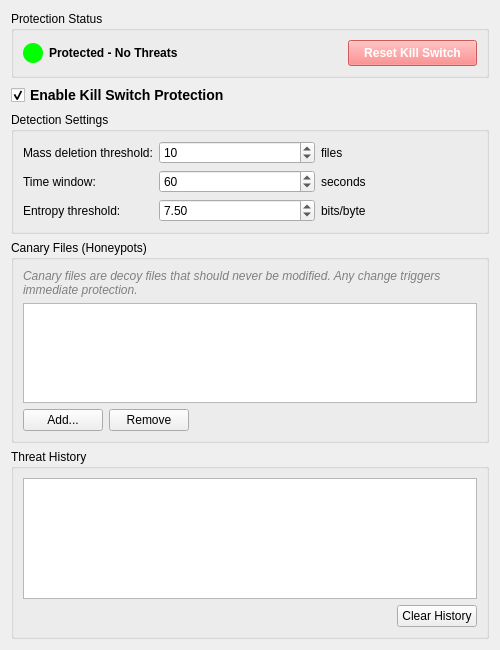
The window that src/gui/killswitch/killswitchsettings.ui (jlacerte/nextcloud-sentinel) describes before a commit, drawn with Qt 5.
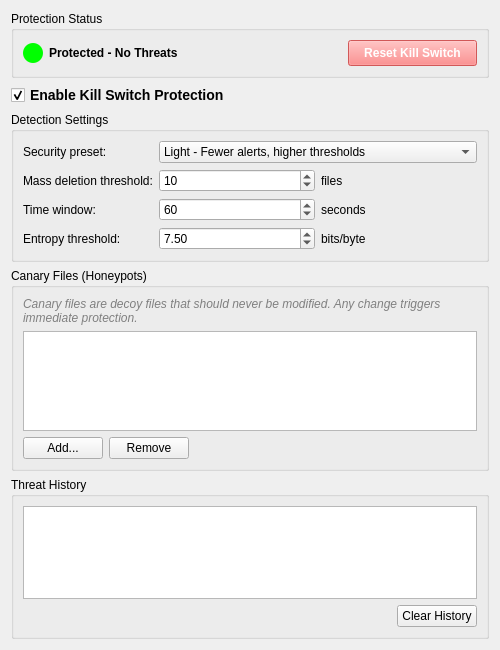
The same window after the commit.

Commit message:
feat(ui): Add configuration presets to Kill Switch settings
Add preset selection ComboBox with three security profiles:
- Light: Higher thresholds (20 files, 90s window, 7.9 entropy)
- Standard: Balanced defaults (10 files, 60s window, 7.5 entropy)
- Paranoid: Maximum detection (5 files, 30s window, 7.2 entropy)

Features:
- Auto-detect current preset based on values
- Switch to "Custom" when values are manually modified
- Preset selection updates all threshold values at once
- Block signals during preset application to prevent recursion

Patch:
```diff
--- a/src/gui/killswitch/killswitchsettings.ui
+++ b/src/gui/killswitch/killswitchsettings.ui
@@ -101,6 +101,43 @@
      </property>
      <layout class="QFormLayout" name="settingsLayout">
       <item row="0" column="0">
+       <widget class="QLabel" name="presetLabel">
+        <property name="text">
+         <string>Security preset:</string>
+        </property>
+        <property name="toolTip">
+         <string>Quick configuration presets for different security levels</string>
+        </property>
+       </widget>
+      </item>
+      <item row="0" column="1">
+       <widget class="QComboBox" name="presetComboBox">
+        <property name="toolTip">
+         <string>Choose a preset or customize settings below</string>
+        </property>
+        <item>
+         <property name="text">
+          <string>Light - Fewer alerts, higher thresholds</string>
+         </property>
+        </item>
+        <item>
+         <property name="text">
+          <string>Standard - Balanced protection (Recommended)</string>
+         </property>
+        </item>
+        <item>
+         <property name="text">
+          <string>Paranoid - Maximum detection, lower thresholds</string>
+         </property>
+        </item>
+        <item>
+         <property name="text">
+          <string>Custom</string>
+         </property>
+        </item>
+       </widget>
+      </item>
+      <item row="1" column="0">
        <widget class="QLabel" name="deleteThresholdLabel">
         <property name="text">
          <string>Mass deletion threshold:</string>
@@ -110,7 +147,7 @@
         </property>
        </widget>
       </item>
-      <item row="0" column="1">
+      <item row="1" column="1">
        <layout class="QHBoxLayout" name="deleteLayout">
         <item>
          <widget class="QSpinBox" name="deleteThresholdSpinBox">
@@ -134,7 +171,7 @@
         </item>
        </layout>
       </item>
-      <item row="1" column="0">
+      <item row="2" column="0">
        <widget class="QLabel" name="timeWindowLabel">
         <property name="text">
          <string>Time window:</string>
@@ -144,7 +181,7 @@
         </property>
        </widget>
       </item>
-      <item row="1" column="1">
+      <item row="2" column="1">
        <layout class="QHBoxLayout" name="timeLayout">
         <item>
          <widget class="QSpinBox" name="timeWindowSpinBox">
@@ -168,7 +205,7 @@
         </item>
        </layout>
       </item>
-      <item row="2" column="0">
+      <item row="3" column="0">
        <widget class="QLabel" name="entropyThresholdLabel">
         <property name="text">
          <string>Entropy threshold:</string>
@@ -178,7 +215,7 @@
         </property>
        </widget>
       </item>
-      <item row="2" column="1">
+      <item row="3" column="1">
        <layout class="QHBoxLayout" name="entropyLayout">
         <item>
          <widget class="QDoubleSpinBox" name="entropyThresholdSpinBox">
```
The commit also changes 2 other files.
